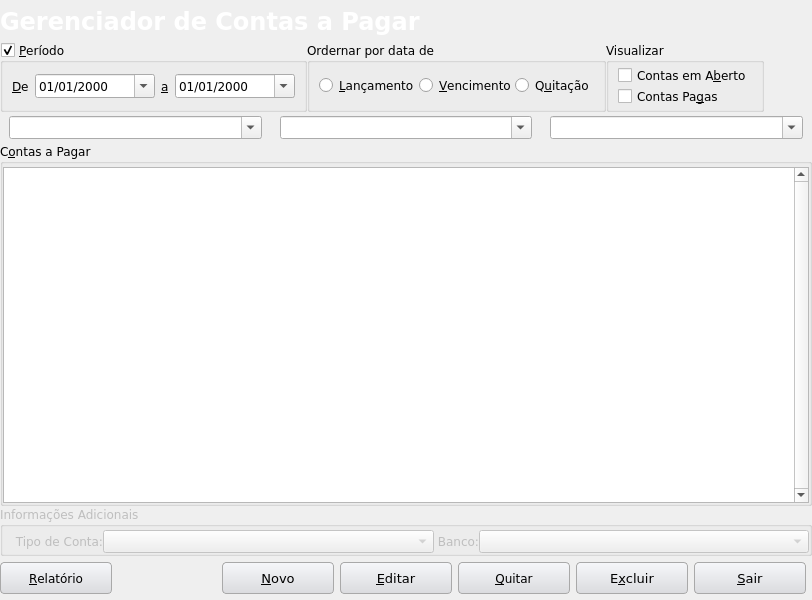
This is Projects/Blink/Plugins/financier/accounttopaymanager.ui in MarcoBueno1/qrad as Qt 5 draws it before an edit. The edited form follows.
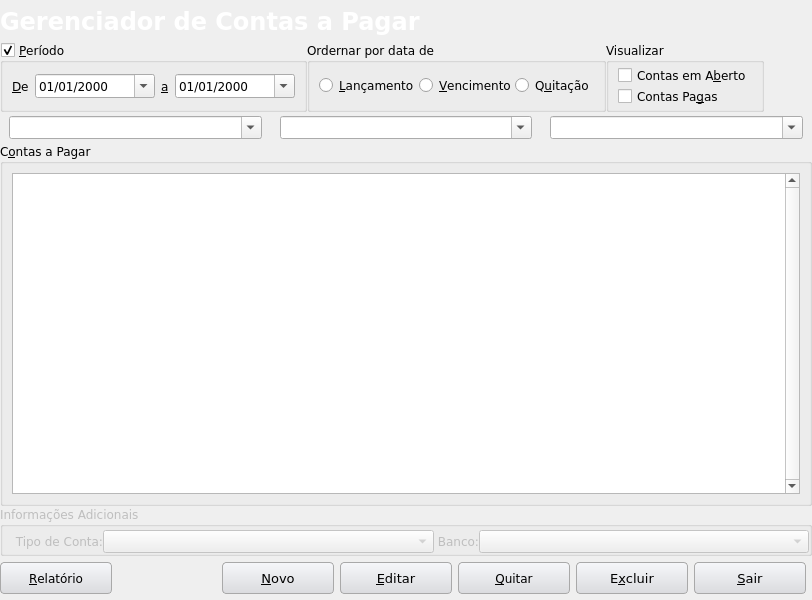
This is the edited form. Icons and pictures are not drawn. Custom widgets are drawn as their Qt base class.

Patch:
```diff
--- a/Projects/Blink/Plugins/financier/accounttopaymanager.ui
+++ b/Projects/Blink/Plugins/financier/accounttopaymanager.ui
@@ -467,19 +467,19 @@
      </property>
      <layout class="QGridLayout" name="gridLayout">
       <property name="leftMargin">
-       <number>0</number>
+       <number>9</number>
       </property>
       <property name="topMargin">
-       <number>3</number>
+       <number>9</number>
       </property>
       <property name="rightMargin">
-       <number>0</number>
+       <number>9</number>
       </property>
       <property name="bottomMargin">
-       <number>0</number>
+       <number>9</number>
       </property>
       <property name="spacing">
-       <number>0</number>
+       <number>6</number>
       </property>
       <item row="0" column="0">
        <widget class="QTableView" name="tableViewAccountToPay">
@@ -515,11 +515,20 @@
         <property name="selectionBehavior">
          <enum>QAbstractItemView::SelectRows</enum>
         </property>
+        <attribute name="horizontalHeaderDefaultSectionSize">
+         <number>50</number>
+        </attribute>
+        <attribute name="horizontalHeaderMinimumSectionSize">
+         <number>20</number>
+        </attribute>
         <attribute name="verticalHeaderVisible">
          <bool>false</bool>
         </attribute>
         <attribute name="verticalHeaderDefaultSectionSize">
-         <number>25</number>
+         <number>20</number>
+        </attribute>
+        <attribute name="verticalHeaderMinimumSectionSize">
+         <number>18</number>
         </attribute>
        </widget>
       </item>
```
